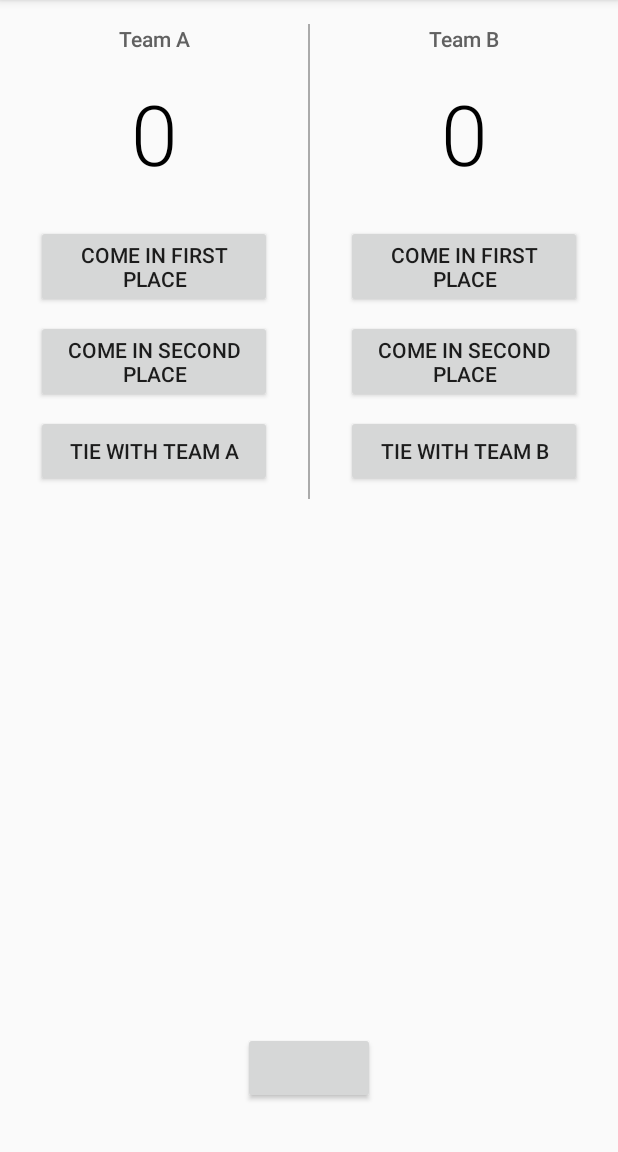
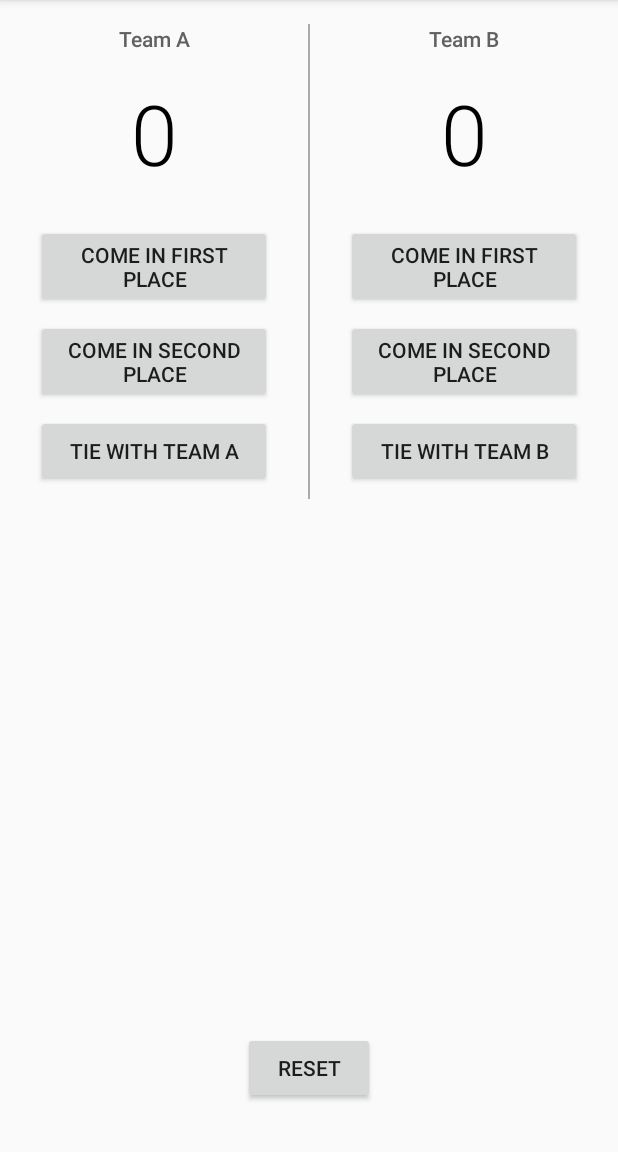
Before and after one commit to alejandra-gonzalez/android-basics, an Android app: the screen it shows after launch (ScoreKeeping), after a tap on "TAP HERE TO CONTINUE", on a phone screen of 412 x 824 dp, the part 84-1236 px from its top. Run offline under Robolectric (Android 15) with nearby library versions, the phone set to English and light mode, and no system bars.

Commit message:
Default team names + reset button

```diff
--- a/SailingScoreKeeper/app/src/main/java/com/example/android/sailingscorekeeper/MainActivity.java
+++ b/SailingScoreKeeper/app/src/main/java/com/example/android/sailingscorekeeper/MainActivity.java
@@ -23,10 +23,10 @@ public class MainActivity extends AppCompatActivity {
         String teamAName = teamA.getText().toString();
         String teamBName = teamB.getText().toString();
 
-        if(teamAName.isEmpty()){
+        if(teamAName.isEmpty() || teamAName.trim().length() == 0){
             teamAName = "Team A";
         }
-        if(teamBName.isEmpty()){
+        if(teamBName.isEmpty() || teamBName.trim().length() == 0){
             teamBName = "Team B";
         }
 
--- a/SailingScoreKeeper/app/src/main/res/layout/activity_score_keeping.xml
+++ b/SailingScoreKeeper/app/src/main/res/layout/activity_score_keeping.xml
@@ -128,6 +128,7 @@
         android:layout_height="wrap_content"
         android:layout_alignParentBottom="true"
         android:layout_centerHorizontal="true"
-        android:layout_marginBottom="32dp"/>
+        android:layout_marginBottom="32dp"
+        android:text="@string/resetGame"/>
 
 </RelativeLayout>
--- a/SailingScoreKeeper/app/src/main/res/values/strings.xml
+++ b/SailingScoreKeeper/app/src/main/res/values/strings.xml
@@ -8,4 +8,5 @@
     <string name="starting_score">0</string>
     <string name="first">Come in first place</string>
     <string name="second">Come in second place</string>
+    <string name="resetGame">Reset</string>
 </resources>
```
